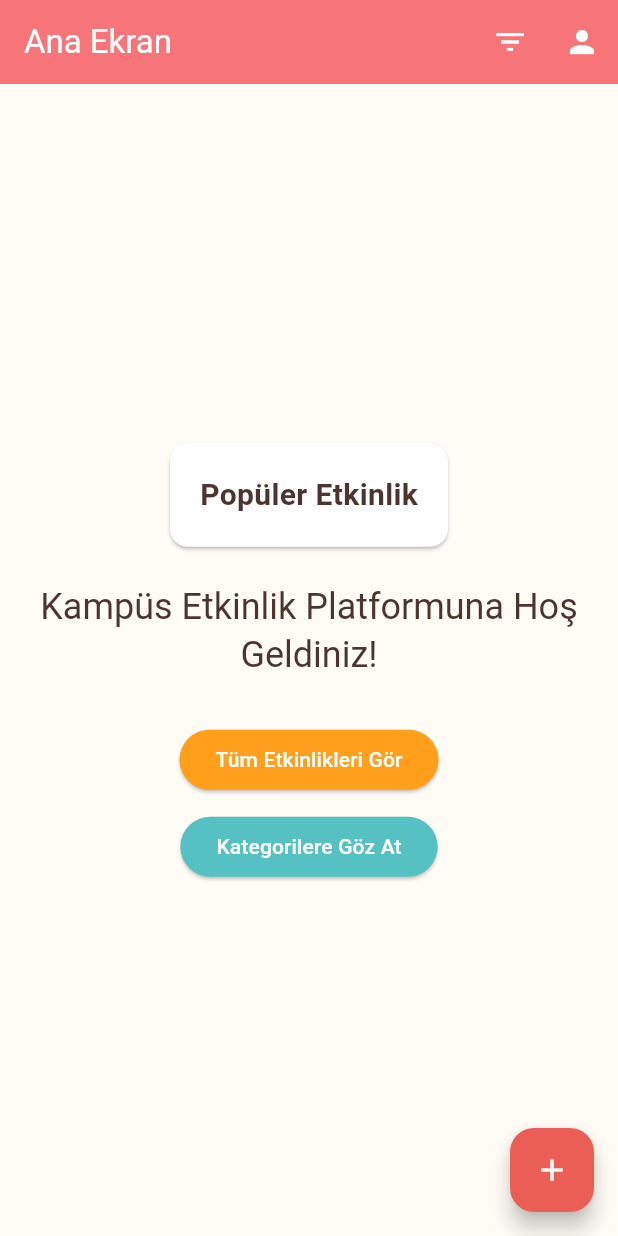
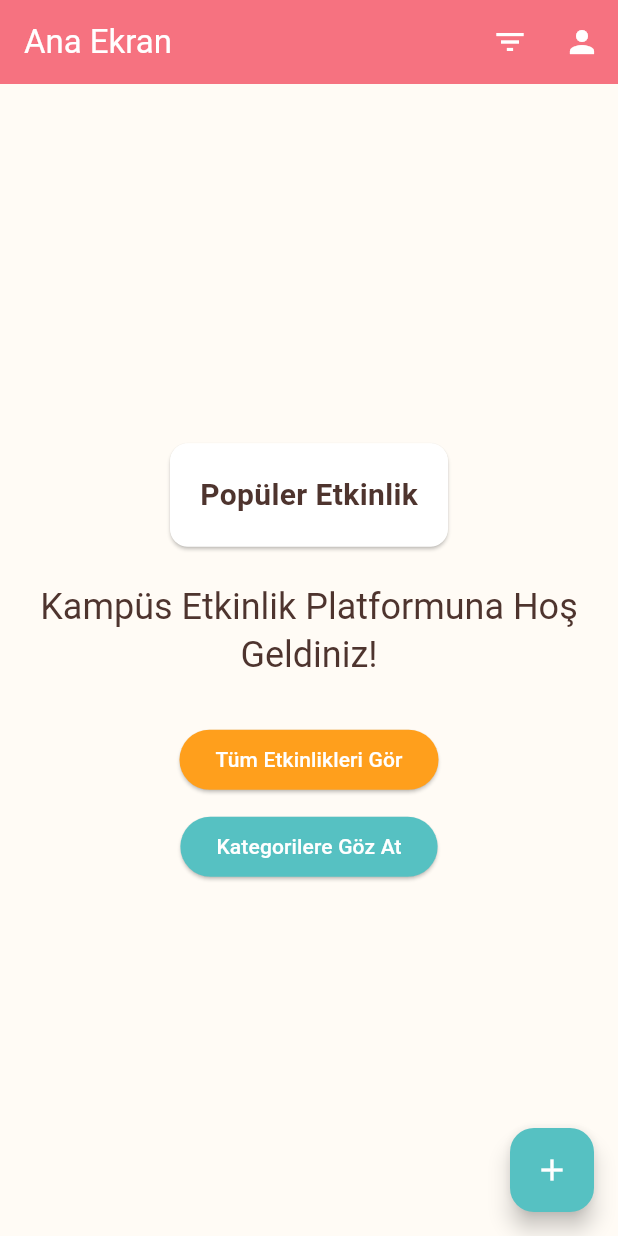
Before and after one commit to codedbybell/EventureFrontend, a Flutter app: the screen it shows after launch, after a tap on "Tüm Etkinlikleri Gör", on a phone screen of 412 x 824 dp. Run offline on Flutter 3.47's test engine with Material 3 defaults, Android fonts, the phone set to English and light mode, and no system bars.

Commit message:
splash screen created and theme change.

```diff
--- a/eventure/lib/main.dart
+++ b/eventure/lib/main.dart
@@ -1,6 +1,6 @@
-import 'package:eventure/thema/thema.dart' as AppTheme;
 import 'package:flutter/material.dart';
-// Oluşturduğumuz theme.dart dosyasını 'AppTheme' adıyla import ediyoruz.
+import 'package:eventure/screens/splash_screen.dart';
+import 'package:eventure/theme/theme.dart' as AppTheme;
 
 void main() {
   runApp(const KampusEtkinlikApp());
@@ -12,117 +12,12 @@ class KampusEtkinlikApp extends StatelessWidget {
   @override
   Widget build(BuildContext context) {
     return MaterialApp(
-      // Uygulama başlığı (genellikle uygulama değiştiricide görünür)
       title: 'Kampüs Etkinlik Platformu',
-
-      // Hata ayıklama (debug) etiketini kaldırır
       debugShowCheckedModeBanner: false,
-
-      // Açık tema olarak theme.dart dosyasındaki lightTheme'i kullan
       theme: AppTheme.lightTheme,
-
-      // Koyu tema olarak theme.dart dosyasındaki darkTheme'i kullan
       darkTheme: AppTheme.darkTheme,
-
-      // Cihazın ayarlarına göre temayı otomatik seçer (Açık/Koyu)
-      // Dilerseniz ThemeMode.light veya ThemeMode.dark olarak sabitleyebilirsiniz.
       themeMode: ThemeMode.system,
-
-      // Uygulamanın başlangıç ekranı
-      home: const AnaEkran(),
+      home: const SplashScreen(), // Splash ilk açılan ekran
     );
   }
 }
-
-class AnaEkran extends StatelessWidget {
-  const AnaEkran({Key? key}) : super(key: key);
-
-  @override
-  Widget build(BuildContext context) {
-    // Scaffold, temel Material Design görsel düzenini uygular.
-    return Scaffold(
-      // AppBar, ekranın üst kısmındaki çubuktur.
-      appBar: AppBar(
-        backgroundColor: AppTheme.paletSomon,
-        // AppBar başlığı. Tema tarafından otomatik olarak renklendirilir.
-        title: const Text('Ana Ekran'),
-        actions: [
-          // AppBar'a ikon ekleme
-          IconButton(
-            icon: const Icon(Icons.filter_list),
-            onPressed: () {
-              // Filtreleme işlemleri burada yapılacak
-            },
-          ),
-          IconButton(
-            icon: const Icon(Icons.person),
-            onPressed: () {
-              // Profil ekranına yönlendirme burada yapılacak
-            },
-          ),
-        ],
-      ),
-
-      // Ekranın ana içeriği
-      body: Padding(
-        padding: const EdgeInsets.all(16.0),
-        child: Center(
-          child: Column(
-            mainAxisAlignment: MainAxisAlignment.center,
-            children: <Widget>[
-              // Kart widget'ı. Temadan cardColor özelliğini alır.
-              Card(
-                color: Theme.of(
-                  context,
-                ).cardColor, // Temadan açık sarı rengi alacak
-                child: const Padding(
-                  padding: EdgeInsets.all(20.0),
-                  child: Text(
-                    'Popüler Etkinlik',
-                    style: TextStyle(fontSize: 20, fontWeight: FontWeight.bold),
-                  ),
-                ),
-              ),
-              const SizedBox(height: 20),
-
-              // Metin widget'ı. Temanın textTheme'inden stilini alır.
-              Text(
-                'Kampüs Etkinlik Platformuna Hoş Geldiniz!',
-                textAlign: TextAlign.center,
-                style: Theme.of(context).textTheme.headlineSmall,
-              ),
-              const SizedBox(height: 30),
-
-              // Yükseltilmiş buton. Temanın elevatedButtonTheme'inden stilini alır.
-              ElevatedButton(
-                onPressed: () {},
-                child: const Text('Tüm Etkinlikleri Gör'),
-              ),
-              const SizedBox(height: 10),
-
-              // İkincil renk (Cam Göbeği) ile bir buton örneği
-              ElevatedButton(
-                style: ElevatedButton.styleFrom(
-                  backgroundColor: Theme.of(
-                    context,
-                  ).colorScheme.secondary, // Temadan ikincil rengi alır
-                ),
-                onPressed: () {},
-                child: const Text('Kategorilere Göz At'),
-              ),
-            ],
-          ),
-        ),
-      ),
-
-      // Floating Action Button (FAB). Temanın floatingActionButtonTheme'inden stilini alır.
-      floatingActionButton: FloatingActionButton(
-        backgroundColor: AppTheme.paletKoyuMercan,
-        onPressed: () {
-          // Yeni etkinlik ekleme ekranına yönlendirme
-        },
-        child: const Icon(Icons.add),
-      ),
-    );
-  }
-}
--- /dev/null
+++ b/eventure/lib/screens/home_page.dart
@@ -0,0 +1,67 @@
+import 'package:flutter/material.dart';
+import 'package:eventure/theme/theme.dart' as AppTheme;
+
+class AnaEkran extends StatelessWidget {
+  const AnaEkran({Key? key}) : super(key: key);
+
+  @override
+  Widget build(BuildContext context) {
+    return Scaffold(
+      appBar: AppBar(
+        backgroundColor: AppTheme.salmonPalette,
+        title: const Text('Ana Ekran'),
+        actions: [
+          IconButton(icon: const Icon(Icons.filter_list), onPressed: () {}),
+          IconButton(icon: const Icon(Icons.person), onPressed: () {}),
+        ],
+      ),
+      body: Padding(
+        padding: const EdgeInsets.all(16.0),
+        child: Center(
+          child: Column(
+            mainAxisAlignment: MainAxisAlignment.center,
+            children: [
+              Card(
+                color: Theme.of(context).cardColor,
+                child: const Padding(
+                  padding: EdgeInsets.all(20.0),
+                  child: Text(
+                    'Popüler Etkinlik',
+                    style: TextStyle(fontSize: 20, fontWeight: FontWeight.bold),
+                  ),
+                ),
+              ),
+              const SizedBox(height: 20),
+              Text(
+                'Kampüs Etkinlik Platformuna Hoş Geldiniz!',
+                textAlign: TextAlign.center,
+                style: Theme.of(context).textTheme.headlineSmall,
+              ),
+              const SizedBox(height: 30),
+              ElevatedButton(
+                style: ElevatedButton.styleFrom(
+                  backgroundColor: Theme.of(context).colorScheme.tertiary,
+                ),
+                onPressed: () {},
+                child: const Text('Tüm Etkinlikleri Gör'),
+              ),
+              const SizedBox(height: 10),
+              ElevatedButton(
+                style: ElevatedButton.styleFrom(
+                  backgroundColor: Theme.of(context).colorScheme.secondary,
+                ),
+                onPressed: () {},
+                child: const Text('Kategorilere Göz At'),
+              ),
+            ],
+          ),
+        ),
+      ),
+      floatingActionButton: FloatingActionButton(
+        backgroundColor: AppTheme.tealPalette,
+        onPressed: () {},
+        child: const Icon(Icons.add),
+      ),
+    );
+  }
+}
--- /dev/null
+++ b/eventure/lib/screens/splash_screen.dart
@@ -0,0 +1,51 @@
+import 'dart:async';
+import 'package:flutter/material.dart';
+import 'package:eventure/screens/home_page.dart'; // doğru yolu kullan!
+import 'package:eventure/theme/theme.dart' as AppTheme;
+
+class SplashScreen extends StatefulWidget {
+  const SplashScreen({super.key});
+
+  @override
+  State<SplashScreen> createState() => _SplashScreenState();
+}
+
+class _SplashScreenState extends State<SplashScreen> {
+  @override
+  void initState() {
+    super.initState();
+
+    // 2 saniye sonra AnaEkran'a geç
+    Timer(const Duration(seconds: 2), () {
+      Navigator.pushReplacement(
+        context,
+        MaterialPageRoute(builder: (context) => const AnaEkran()),
+      );
+    });
+  }
+
+  @override
+  Widget build(BuildContext context) {
+    return Scaffold(
+      backgroundColor: const Color.fromARGB(255, 249, 178, 185),
+      body: Center(
+        child: Column(
+          mainAxisAlignment: MainAxisAlignment.center,
+          children: const [
+            Icon(Icons.event, size: 80, color: Colors.white),
+            SizedBox(height: 20),
+            Text(
+              'Eventure',
+              style: TextStyle(
+                color: Colors.white,
+                fontSize: 30,
+                fontWeight: FontWeight.bold,
+                letterSpacing: 2,
+              ),
+            ),
+          ],
+        ),
+      ),
+    );
+  }
+}
--- a/eventure/lib/thema/thema.dart
+++ /dev/null
@@ -1,122 +0,0 @@
-import 'package:flutter/material.dart';
-
-// Renk Paleti Tanımları
-const Color paletTuruncu = Color(0xFFFF9F1C);
-const Color paletCamGobegi = Color(0xFF56C1C2);
-const Color paletSomon = Color(0xFFF67280);
-const Color paletKoyuMercan = Color(0xFFEB5E55);
-const Color paletAcikSari = Color(0xFFFFE66D);
-
-// Siyah Yerine Kullanılacak Renkler
-const Color koyuMetinRengi = Color(0xFF4E342E); // Koyu kahve (Siyah yerine)
-const Color acikArkaPlan = Color(0xFFFFFBF5); // Çok hafif kırık beyaz
-const Color koyuArkaPlan = Color(0xFF2c3e50); // Koyu lacivert/gri
-const Color koyuYuzey = Color(0xFF34495e); // Bir ton açık lacivert/gri
-
-// --- AÇIK TEMA ---
-final ThemeData lightTheme = ThemeData(
-  brightness: Brightness.light,
-  primaryColor: paletTuruncu,
-  scaffoldBackgroundColor: acikArkaPlan,
-
-  colorScheme: const ColorScheme.light(
-    primary: paletTuruncu,
-    onPrimary: Colors.white,
-    secondary: paletCamGobegi,
-    onSecondary: Colors.white,
-    tertiary: paletSomon, // Üçüncül renk olarak somon eklendi
-    onTertiary: Colors.white,
-    error: paletKoyuMercan,
-    onError: Colors.white,
-    background: acikArkaPlan,
-    onBackground: koyuMetinRengi, // Arka plan üstü metin
-    surface: Colors.white,
-    onSurface: koyuMetinRengi, // Kart gibi yüzeylerin üstündeki metin
-  ),
-
-  appBarTheme: const AppBarTheme(
-    backgroundColor: paletTuruncu,
-    foregroundColor: Colors.white,
-    elevation: 2,
-  ),
-
-  floatingActionButtonTheme: const FloatingActionButtonThemeData(
-    backgroundColor: paletTuruncu,
-    foregroundColor: Colors.white,
-  ),
-
-  elevatedButtonTheme: ElevatedButtonThemeData(
-    style: ElevatedButton.styleFrom(
-      backgroundColor: paletTuruncu,
-      foregroundColor: Colors.white,
-    ),
-  ),
-
-  cardTheme: const CardThemeData(color: Colors.white, elevation: 1),
-
-  textTheme: const TextTheme(
-    displayLarge: TextStyle(color: koyuMetinRengi),
-    displayMedium: TextStyle(color: koyuMetinRengi),
-    displaySmall: TextStyle(color: koyuMetinRengi),
-    headlineMedium: TextStyle(color: koyuMetinRengi),
-    headlineSmall: TextStyle(color: koyuMetinRengi),
-    titleLarge: TextStyle(color: koyuMetinRengi),
-    bodyLarge: TextStyle(color: koyuMetinRengi),
-    bodyMedium: TextStyle(color: koyuMetinRengi),
-    labelLarge: TextStyle(color: Colors.white), // Buton içi metinler
-  ),
-);
-
-// --- KOYU TEMA ---
-final ThemeData darkTheme = ThemeData(
-  brightness: Brightness.dark,
-  primaryColor: paletTuruncu,
-  scaffoldBackgroundColor: koyuArkaPlan,
-
-  colorScheme: const ColorScheme.dark(
-    primary: paletTuruncu,
-    onPrimary: koyuMetinRengi, // Turuncu üstündeki metin
-    secondary: paletSomon,
-    onSecondary: Colors.white,
-    tertiary: paletCamGobegi,
-    onTertiary: Colors.white,
-    error: paletKoyuMercan,
-    onError: Colors.white,
-    background: koyuArkaPlan,
-    onBackground: acikArkaPlan, // Koyu arka plan üstü metin
-    surface: koyuYuzey,
-    onSurface: acikArkaPlan, // Kart gibi yüzeylerin üstündeki metin
-  ),
-
-  appBarTheme: const AppBarTheme(
-    backgroundColor: koyuYuzey,
-    foregroundColor: paletTuruncu, // AppBar başlığı turuncu
-    elevation: 0,
-  ),
-
-  floatingActionButtonTheme: const FloatingActionButtonThemeData(
-    backgroundColor: paletTuruncu,
-    foregroundColor: koyuMetinRengi,
-  ),
-
-  elevatedButtonTheme: ElevatedButtonThemeData(
-    style: ElevatedButton.styleFrom(
-      backgroundColor: paletTuruncu,
-      foregroundColor: koyuMetinRengi,
-    ),
-  ),
-
-  cardTheme: const CardThemeData(color: koyuYuzey),
-
-  textTheme: const TextTheme(
-    displayLarge: TextStyle(color: acikArkaPlan),
-    displayMedium: TextStyle(color: acikArkaPlan),
-    displaySmall: TextStyle(color: acikArkaPlan),
-    headlineMedium: TextStyle(color: acikArkaPlan),
-    headlineSmall: TextStyle(color: acikArkaPlan),
-    titleLarge: TextStyle(color: acikArkaPlan),
-    bodyLarge: TextStyle(color: acikArkaPlan),
-    bodyMedium: TextStyle(color: acikArkaPlan),
-    labelLarge: TextStyle(color: koyuMetinRengi), // Buton içi metinler
-  ),
-);
--- /dev/null
+++ b/eventure/lib/theme/theme.dart
@@ -0,0 +1,122 @@
+import 'package:flutter/material.dart';
+
+// 🎨 Color Palette Definitions
+const Color orangePalette = Color(0xFFFF9F1C);
+const Color tealPalette = Color(0xFF56C1C2);
+const Color salmonPalette = Color(0xFFF67280);
+const Color darkCoralPalette = Color(0xFFEB5E55);
+const Color lightYellowPalette = Color(0xFFFFE66D);
+
+// 🖤 Alternatives for Black
+const Color darkTextColor = Color(0xFF4E342E);
+const Color lightBackground = Color(0xFFFFFBF5);
+const Color darkBackground = Color(0xFF2c3e50);
+const Color darkSurface = Color(0xFF34495e);
+
+// --- LIGHT THEME ---
+final ThemeData lightTheme = ThemeData(
+  brightness: Brightness.light,
+  primaryColor: salmonPalette, // 🔁 Primary = Somon
+  scaffoldBackgroundColor: lightBackground,
+
+  colorScheme: const ColorScheme.light(
+    primary: salmonPalette,
+    onPrimary: Colors.white,
+    secondary: tealPalette,
+    onSecondary: Colors.white,
+    tertiary: orangePalette, // 🔁 Tertiary = Turuncu
+    onTertiary: Colors.white,
+    error: darkCoralPalette,
+    onError: Colors.white,
+    background: lightBackground,
+    onBackground: darkTextColor,
+    surface: Colors.white,
+    onSurface: darkTextColor,
+  ),
+
+  appBarTheme: const AppBarTheme(
+    backgroundColor: salmonPalette,
+    foregroundColor: Colors.white,
+    elevation: 2,
+  ),
+
+  floatingActionButtonTheme: const FloatingActionButtonThemeData(
+    backgroundColor: salmonPalette,
+    foregroundColor: Colors.white,
+  ),
+
+  elevatedButtonTheme: ElevatedButtonThemeData(
+    style: ElevatedButton.styleFrom(
+      backgroundColor: salmonPalette,
+      foregroundColor: Colors.white,
+    ),
+  ),
+
+  cardTheme: const CardThemeData(color: Colors.white, elevation: 1),
+
+  textTheme: const TextTheme(
+    displayLarge: TextStyle(color: darkTextColor),
+    displayMedium: TextStyle(color: darkTextColor),
+    displaySmall: TextStyle(color: darkTextColor),
+    headlineMedium: TextStyle(color: darkTextColor),
+    headlineSmall: TextStyle(color: darkTextColor),
+    titleLarge: TextStyle(color: darkTextColor),
+    bodyLarge: TextStyle(color: darkTextColor),
+    bodyMedium: TextStyle(color: darkTextColor),
+    labelLarge: TextStyle(color: Colors.white),
+  ),
+);
+
+// --- DARK THEME ---
+final ThemeData darkTheme = ThemeData(
+  brightness: Brightness.dark,
+  primaryColor: salmonPalette,
+  scaffoldBackgroundColor: darkBackground,
+
+  colorScheme: const ColorScheme.dark(
+    primary: salmonPalette,
+    onPrimary: darkTextColor,
+    secondary: orangePalette,
+    onSecondary: Colors.white,
+    tertiary: tealPalette,
+    onTertiary: Colors.white,
+    error: darkCoralPalette,
+    onError: Colors.white,
+    background: darkBackground,
+    onBackground: lightBackground,
+    surface: darkSurface,
+    onSurface: lightBackground,
+  ),
+
+  appBarTheme: const AppBarTheme(
+    backgroundColor: darkSurface,
+    foregroundColor: salmonPalette,
+    elevation: 0,
+  ),
+
+  floatingActionButtonTheme: const FloatingActionButtonThemeData(
+    backgroundColor: salmonPalette,
+    foregroundColor: darkTextColor,
+  ),
+
+  elevatedButtonTheme: ElevatedButtonThemeData(
+    style: ElevatedButton.styleFrom(
+      backgroundColor: salmonPalette,
+      foregroundColor: darkTextColor,
+    ),
+  ),
+
+  cardTheme: const CardThemeData(color: darkSurface),
+
+  textTheme: const TextTheme(
+    displayLarge: TextStyle(color: lightBackground),
+    displayMedium: TextStyle(color: lightBackground),
+    displaySmall: TextStyle(color: lightBackground),
+    headlineMedium: TextStyle(color: lightBackground),
+    headlineSmall: TextStyle(color: lightBackground),
+    titleLarge: TextStyle(color: lightBackground),
+    bodyLarge: TextStyle(color: lightBackground),
+    bodyMedium: TextStyle(color: lightBackground),
+    labelLarge: TextStyle(color: darkTextColor),
+  ),
+);
```
Also changed, not shown: 1 other file.
